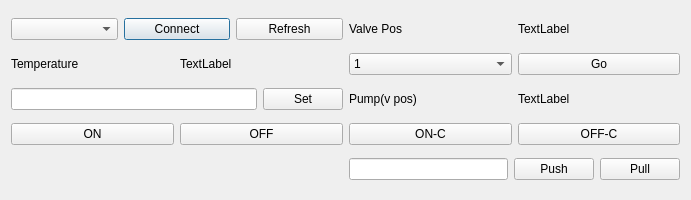
First picture: the form in gene-seq-control/gui/flowcell_view.ui, repository cyanial/gene-seq-platform-control, before the edit.
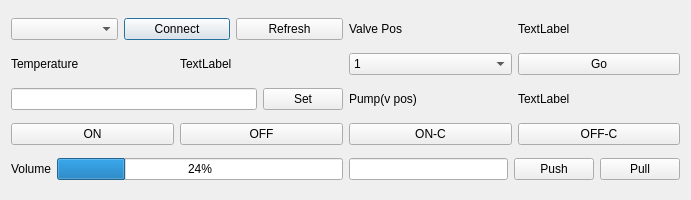
Second picture: the form after the edit.

The edit to the form file:
```diff
--- a/gene-seq-control/gui/flowcell_view.ui
+++ b/gene-seq-control/gui/flowcell_view.ui
@@ -204,6 +204,24 @@
      </item>
     </layout>
    </item>
+   <item row="4" column="0">
+    <layout class="QHBoxLayout" name="horizontalLayout_10">
+     <item>
+      <widget class="QLabel" name="volumeTextLabel">
+       <property name="text">
+        <string>Volume</string>
+       </property>
+      </widget>
+     </item>
+     <item>
+      <widget class="QProgressBar" name="volumeProgressBar">
+       <property name="value">
+        <number>24</number>
+       </property>
+      </widget>
+     </item>
+    </layout>
+   </item>
    <item row="4" column="1">
     <layout class="QHBoxLayout" name="horizontalLayout_9">
      <item>
```
